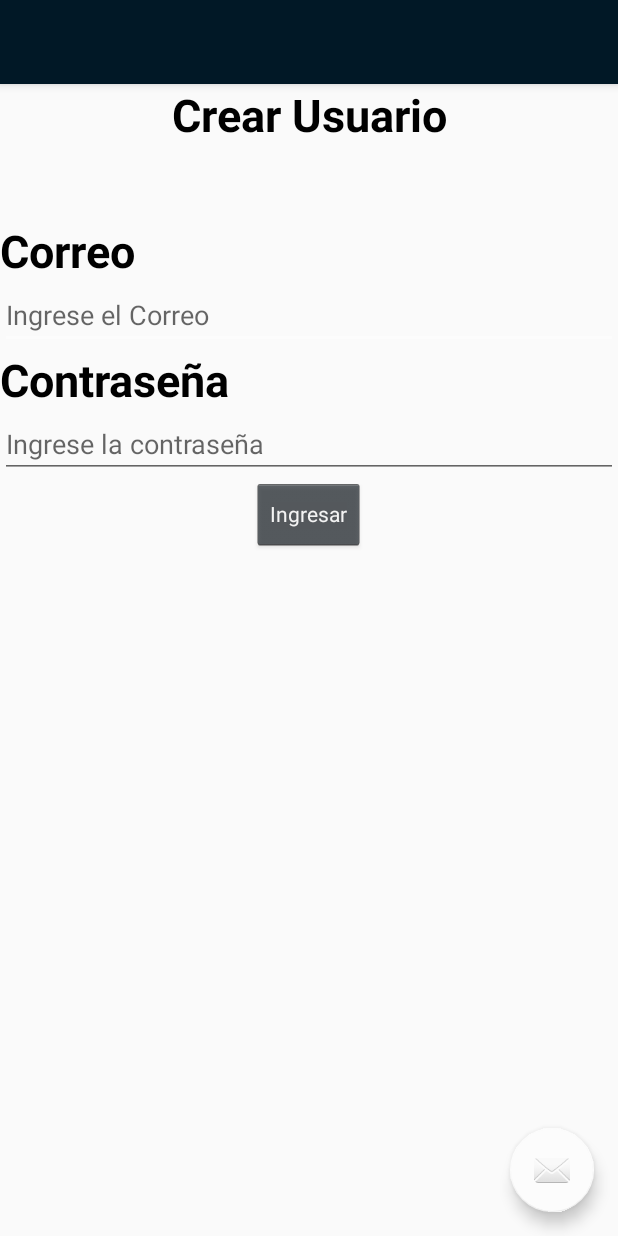
After one commit to DanteVDrako/DispositivosMoviles, an Android app: the CrearUser screen opened directly, with no data from a screen before it, on a phone screen of 412 x 824 dp. The commit adds this screen. Run offline under Robolectric (Android 15) with nearby library versions, the phone set to English and light mode, and no system bars; our stand-ins replace Firebase (no records; nobody signed in at launch, a user with empty details on screens opened directly).

Commit message:
Registrar usuario
Se crea el módulo para registrar usuarios.

```diff
--- a/Proyecto/app/build.gradle
+++ b/Proyecto/app/build.gradle
@@ -44,4 +44,5 @@ dependencies {
 
 
 
+
 apply plugin: 'com.google.gms.google-services'
--- a/Proyecto/app/src/main/AndroidManifest.xml
+++ b/Proyecto/app/src/main/AndroidManifest.xml
@@ -11,7 +11,7 @@
 
     <uses-feature
         android:glEsVersion="0x00020000"
-        android:required="true"/>
+        android:required="true" />
 
     <!--
          The ACCESS_COARSE/FINE_LOCATION permissions are not required to use
@@ -19,8 +19,6 @@
          location permissions for the 'MyLocation' functionality.
          android:name="com.google.android.geo.API_KEY"
     -->
-
-
     <application
         android:allowBackup="true"
         android:icon="@mipmap/ic_launcher"
@@ -31,14 +29,13 @@
         <meta-data
             android:name="com.google.android.gms.version"
             android:value="@integer/google_play_services_version" />
-
         <meta-data
             android:name="com.google.android.geo.API_KEY"
             android:value="@string/google_maps_key" />
 
         <activity
             android:name=".MapsActivity"
-            android:label="@string/title_activity_maps"></activity>
+            android:label="@string/title_activity_maps" />
         <activity android:name=".MainActivity">
             <intent-filter>
                 <action android:name="android.intent.action.MAIN" />
@@ -67,8 +64,10 @@
              You can define the keys for the debug and release targets in src/debug/ and src/release/.
         -->
 
-
-
+        <activity
+            android:name=".CrearUser"
+            android:label="@string/title_activity_crear_user"
+            android:theme="@style/AppTheme.NoActionBar"></activity>
     </application>
 
 </manifest>
--- /dev/null
+++ b/Proyecto/app/src/main/java/com/poli/proyecto/CrearUser.java
@@ -0,0 +1,94 @@
+package com.poli.proyecto;
+
+import android.app.ProgressDialog;
+import android.os.Bundle;
+import android.support.annotation.NonNull;
+import android.support.design.widget.FloatingActionButton;
+import android.support.design.widget.Snackbar;
+import android.support.v7.app.AppCompatActivity;
+import android.support.v7.widget.Toolbar;
+import android.view.View;
+import android.widget.Button;
+import android.widget.EditText;
+import android.widget.ProgressBar;
+import android.widget.Toast;
+
+import com.google.android.gms.tasks.OnCompleteListener;
+import com.google.android.gms.tasks.Task;
+import com.google.firebase.auth.AuthResult;
+import com.google.firebase.auth.FirebaseAuth;
+import com.google.firebase.auth.FirebaseUser;
+
+public class CrearUser extends AppCompatActivity {
+    private EditText editMail, editCont;
+    private Button ingresarusuario;
+   private ProgressBar PbProgress;
+    FirebaseAuth miAuth;
+    FirebaseAuth.AuthStateListener listener;
+
+
+
+    @Override
+    protected void onCreate(Bundle savedInstanceState) {
+        super.onCreate(savedInstanceState);
+        setContentView(R.layout.activity_crear_user);
+        ingresarusuario = (Button) findViewById(R.id.ingresarUsuario);
+        editMail = (EditText) findViewById(R.id.editMail);
+        editCont = (EditText) findViewById(R.id.editCont);
+        miAuth = FirebaseAuth.getInstance();
+        listener = new FirebaseAuth.AuthStateListener() {
+            @Override
+            public void onAuthStateChanged(@NonNull FirebaseAuth firebaseAuth) {
+                FirebaseUser user = miAuth.getCurrentUser();
+                if (user == null){
+
+                }
+                else{
+
+
+                }
+            }
+        };
+
+
+        ingresarusuario.setOnClickListener(new View.OnClickListener() {
+            @Override
+            public void onClick(View v) {
+                registrarUsuario();
+            }
+        });
+
+    }
+
+
+
+    private void registrarUsuario() {
+
+        final String usuario = editMail.getText().toString();
+        final String contrasena = editCont.getText().toString();
+        if(usuario.isEmpty()&&contrasena.isEmpty()){
+            Toast.makeText(getApplicationContext(), "Ingrese Datos", Toast.LENGTH_SHORT).show();
+        }
+        if (!usuario.isEmpty() && !contrasena.isEmpty()){
+
+            //pbProgreso.show();
+            miAuth.createUserWithEmailAndPassword(usuario,contrasena).addOnCompleteListener(new OnCompleteListener<AuthResult>() {
+                @Override
+                public void onComplete(@NonNull Task<AuthResult> task) {
+                    if(!task.isSuccessful()){
+                        Toast.makeText(getApplicationContext(),"Error al registrar usuario",Toast.LENGTH_SHORT).show();
+                    }
+                    else{
+                        Toast.makeText(getApplicationContext(),"Usuario Registrado",Toast.LENGTH_SHORT).show();
+                    }
+                }
+            });
+
+        }
+
+
+
+    }
+
+
+}
--- a/Proyecto/app/src/main/java/com/poli/proyecto/MainActivity.java
+++ b/Proyecto/app/src/main/java/com/poli/proyecto/MainActivity.java
@@ -20,7 +20,7 @@ import com.google.firebase.database.FirebaseDatabase;
 public class MainActivity extends AppCompatActivity implements View.OnClickListener {
 
     private EditText user, password;
-    private Button iniciarSesion;
+    private Button iniciarSesion,crearUsuario;
     private String userName, sPassword;
     FirebaseAuth miAuth;
     FirebaseAuth.AuthStateListener listener;
@@ -28,13 +28,16 @@ public class MainActivity extends AppCompatActivity implements View.OnClickListe
 
     @Override
     protected void onCreate(Bundle savedInstanceState) {
+
         super.onCreate(savedInstanceState);
         setContentView(R.layout.activity_main);
 
         user = (EditText) findViewById(R.id.user);
         password = (EditText) findViewById(R.id.password);
         iniciarSesion = (Button) findViewById(R.id.login);
+        crearUsuario = (Button) findViewById(R.id.crearUsuario);
         iniciarSesion.setOnClickListener(this);
+        crearUsuario.setOnClickListener(this);
         miAuth = FirebaseAuth.getInstance();
         listener = new FirebaseAuth.AuthStateListener() {
             @Override
@@ -51,9 +54,19 @@ public class MainActivity extends AppCompatActivity implements View.OnClickListe
         };
     }
 
+
     public void onClick(View v) {
 
         ingresar();
+        crearUsuario.setOnClickListener(new View.OnClickListener() {
+            @Override
+            public void onClick(View v) {
+
+
+                Intent crearUser = new Intent(MainActivity.this, CrearUser.class);
+                startActivity(crearUser);
+            }
+        });
 
 
     }
@@ -84,7 +97,10 @@ public class MainActivity extends AppCompatActivity implements View.OnClickListe
     }
 
 
-    @Override
+
+
+
+        @Override
 
     protected  void onStart() {
         miAuth.addAuthStateListener(listener);
--- /dev/null
+++ b/Proyecto/app/src/main/res/layout/activity_crear_user.xml
@@ -0,0 +1,33 @@
+<?xml version="1.0" encoding="utf-8"?>
+<android.support.design.widget.CoordinatorLayout xmlns:android="http://schemas.android.com/apk/res/android"
+    xmlns:app="http://schemas.android.com/apk/res-auto"
+    xmlns:tools="http://schemas.android.com/tools"
+    android:layout_width="match_parent"
+    android:layout_height="match_parent"
+    tools:context="com.poli.proyecto.CrearUser">
+
+    <android.support.design.widget.AppBarLayout
+        android:layout_width="match_parent"
+        android:layout_height="wrap_content"
+        android:theme="@style/AppTheme.AppBarOverlay">
+
+        <android.support.v7.widget.Toolbar
+            android:id="@+id/toolbar"
+            android:layout_width="match_parent"
+            android:layout_height="?attr/actionBarSize"
+            android:background="?attr/colorPrimary"
+            app:popupTheme="@style/AppTheme.PopupOverlay" />
+
+    </android.support.design.widget.AppBarLayout>
+
+    <include layout="@layout/content_crear_user" />
+
+    <android.support.design.widget.FloatingActionButton
+        android:id="@+id/fab"
+        android:layout_width="wrap_content"
+        android:layout_height="wrap_content"
+        android:layout_gravity="bottom|end"
+        android:layout_margin="@dimen/fab_margin"
+        app:srcCompat="@android:drawable/ic_dialog_email" />
+
+</android.support.design.widget.CoordinatorLayout>
--- a/Proyecto/app/src/main/res/layout/activity_main.xml
+++ b/Proyecto/app/src/main/res/layout/activity_main.xml
@@ -62,8 +62,7 @@
         android:layout_marginTop="20dp"
         android:backgroundTint="@color/Botton"
         android:elevation="@android:dimen/notification_large_icon_height"
-        android:text="CREAR USUARIO"
-         />
+        android:text="CREAR USUARIO" />
 
 
 </LinearLayout>
--- /dev/null
+++ b/Proyecto/app/src/main/res/layout/content_crear_user.xml
@@ -0,0 +1,66 @@
+<?xml version="1.0" encoding="utf-8"?>
+<LinearLayout xmlns:android="http://schemas.android.com/apk/res/android"
+    xmlns:app="http://schemas.android.com/apk/res-auto"
+    xmlns:tools="http://schemas.android.com/tools"
+    android:layout_width="match_parent"
+    android:layout_height="match_parent"
+    android:orientation="vertical"
+    app:layout_behavior="@string/appbar_scrolling_view_behavior"
+    tools:context="com.poli.proyecto.CrearUser"
+    tools:showIn="@layout/activity_crear_user">
+
+    <TextView
+        android:id="@+id/textView"
+        android:layout_width="match_parent"
+        android:layout_height="wrap_content"
+        android:text="Crear Usuario"
+        android:textAlignment="center"
+        android:textColor="@android:color/background_dark"
+        android:textSize="30sp"
+        android:textStyle="bold" />
+
+    <TextView
+        android:id="@+id/textView2"
+        android:layout_width="match_parent"
+        android:layout_height="wrap_content"
+        android:layout_marginTop="50dp"
+        android:text="Correo"
+        android:textColor="@android:color/background_dark"
+        android:textSize="30sp"
+        android:textStyle="bold" />
+
+    <EditText
+        android:id="@+id/editMail"
+        android:layout_width="match_parent"
+        android:layout_height="wrap_content"
+        android:ems="10"
+        android:hint="Ingrese el Correo"
+        android:inputType="textPersonName" />
+
+    <TextView
+        android:id="@+id/textView3"
+        android:layout_width="match_parent"
+        android:layout_height="wrap_content"
+        android:text="Contraseña"
+        android:textColor="@android:color/background_dark"
+        android:textSize="30sp"
+        android:textStyle="bold" />
+
+    <EditText
+        android:id="@+id/editCont"
+        android:layout_width="match_parent"
+        android:layout_height="wrap_content"
+        android:ems="10"
+        android:hint="Ingrese la contraseña"
+        android:inputType="textPersonName" />
+
+
+
+    <Button
+        android:id="@+id/ingresarUsuario"
+        style="@android:style/Widget.Holo.Button.Small"
+        android:layout_width="wrap_content"
+        android:layout_height="wrap_content"
+        android:layout_gravity="center_horizontal"
+        android:text="Ingresar" />
+</LinearLayout>
--- /dev/null
+++ b/Proyecto/app/src/main/res/values/dimens.xml
@@ -0,0 +1,3 @@
+<resources>
+    <dimen name="fab_margin">16dp</dimen>
+</resources>
--- a/Proyecto/app/src/main/res/values/strings.xml
+++ b/Proyecto/app/src/main/res/values/strings.xml
@@ -3,4 +3,5 @@
     <string name="title_activity_maps">Map</string>
     <string name="open">Open</string>
     <string name="close">Close</string>
+    <string name="title_activity_crear_user">CrearUser</string>
 </resources>
--- a/Proyecto/app/src/main/res/values/styles.xml
+++ b/Proyecto/app/src/main/res/values/styles.xml
@@ -8,4 +8,13 @@
         <item name="colorAccent">@color/colorAccent</item>
     </style>
 
+    <style name="AppTheme.NoActionBar">
+        <item name="windowActionBar">false</item>
+        <item name="windowNoTitle">true</item>
+    </style>
+
+    <style name="AppTheme.AppBarOverlay" parent="ThemeOverlay.AppCompat.Dark.ActionBar" />
+
+    <style name="AppTheme.PopupOverlay" parent="ThemeOverlay.AppCompat.Light" />
+
 </resources>
```
